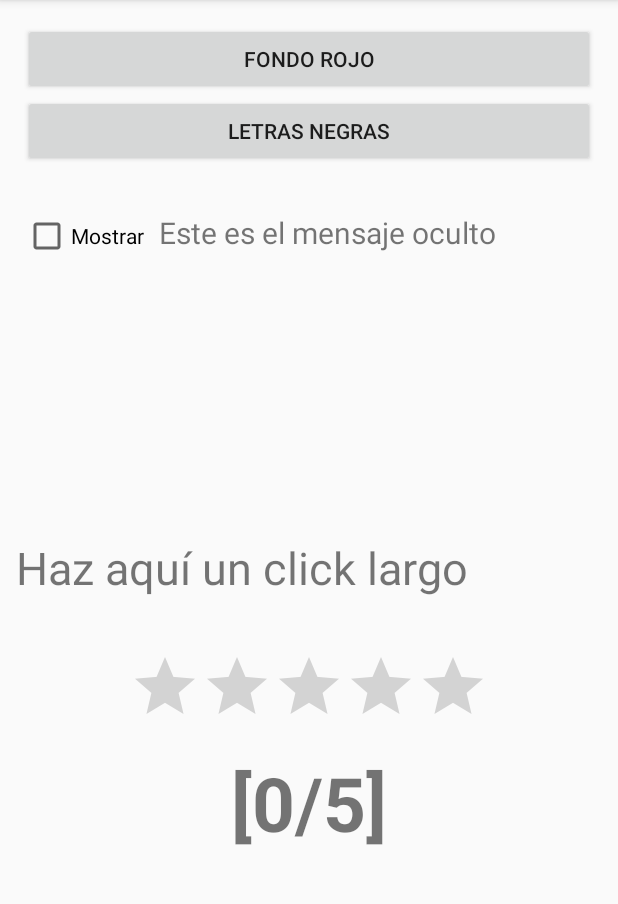
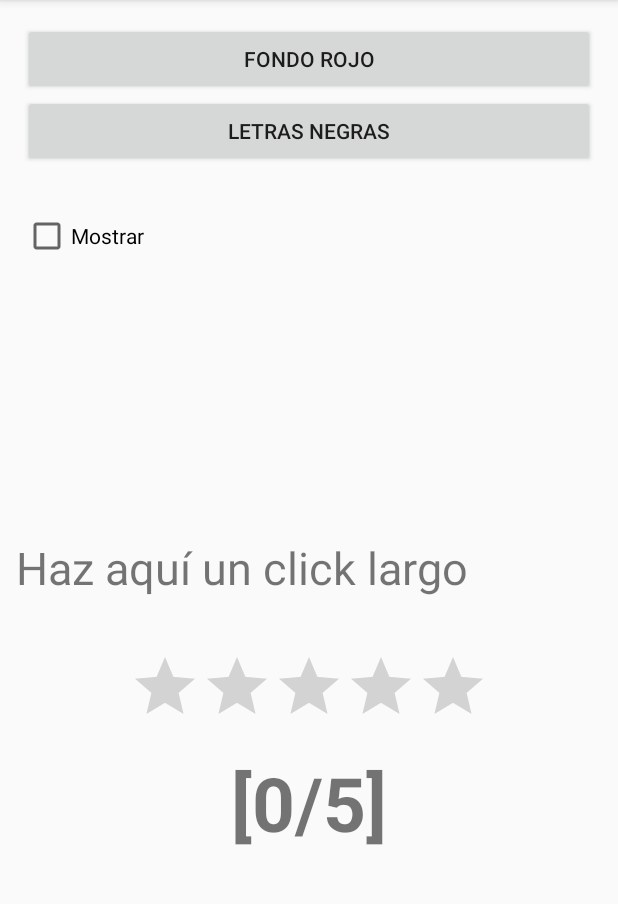
Before and after one commit to JHORJE18/EventosViews, an Android app: the screen it shows after launch (MainActivity), on a phone screen of 412 x 824 dp, the part 84-988 px from its top. Run offline under Robolectric (Android 15) with nearby library versions, the phone set to English and light mode, and no system bars.

Commit message:
Checkbox texto oculto

```diff
--- a/app/src/main/java/com/example/jhorje/eventosviews/MainActivity.java
+++ b/app/src/main/java/com/example/jhorje/eventosviews/MainActivity.java
@@ -4,13 +4,17 @@ import android.support.v7.app.AppCompatActivity;
 import android.os.Bundle;
 import android.view.View;
 import android.widget.Button;
+import android.widget.CheckBox;
 import android.widget.RelativeLayout;
+import android.widget.TextView;
 
 public class MainActivity extends AppCompatActivity {
 
     //Variables vista
     private RelativeLayout rl;
     private Button btnFondo, btnLetra;
+    private CheckBox cbMostrar;
+    private TextView txtOculto;
 
     //Extra variables
     private boolean fondoTint = false;
@@ -26,6 +30,8 @@ public class MainActivity extends AppCompatActivity {
         rl = (RelativeLayout) findViewById(R.id.relativaLay);
         btnFondo = (Button) findViewById(R.id.btnFondo);
         btnLetra = (Button) findViewById(R.id.btnLine);
+        cbMostrar = (CheckBox) findViewById(R.id.cbMostrar);
+        txtOculto = (TextView) findViewById(R.id.txtOculto);
     }
 
     public void onClick(View v){
@@ -60,6 +66,15 @@ public class MainActivity extends AppCompatActivity {
                     letraTint = false;
                 }
                 break;
+
+            //Checkbox texto oculto
+            case R.id.cbMostrar:
+                if (cbMostrar.isChecked()){
+                    txtOculto.setVisibility(View.VISIBLE);
+                } else {
+                    txtOculto.setVisibility(View.INVISIBLE);
+                }
+                break;
         }
     }
 }
--- a/app/src/main/res/layout/activity_main.xml
+++ b/app/src/main/res/layout/activity_main.xml
@@ -52,7 +52,8 @@
             android:layout_height="wrap_content"
             android:padding="10dp"
             android:text="Este es el mensaje oculto"
-            android:textSize="20sp" />
+            android:textSize="20sp"
+            android:visibility="invisible" />
 
     </LinearLayout>
 
```
